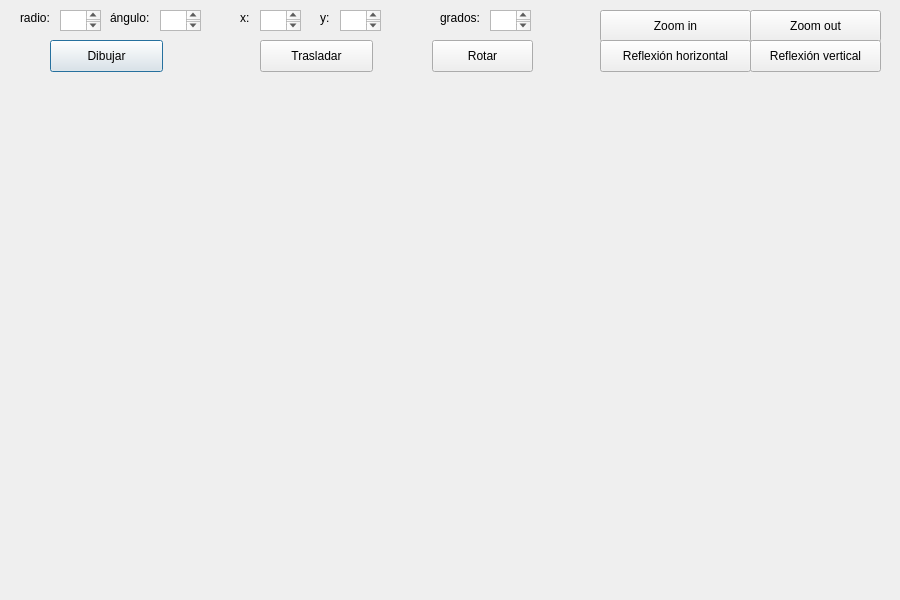
This is Pruebas-Tarea-5/arcos.ui in danielroa98/Quinto-Semestre as Qt 5 draws it before an edit. The edited form follows.
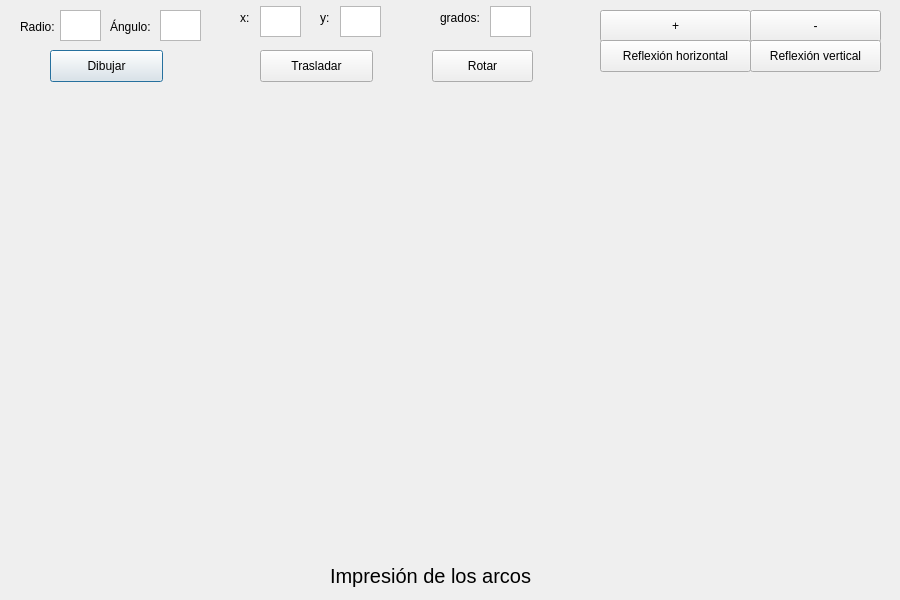
This is the edited form.

```diff
--- a/Pruebas-Tarea-5/arcos.ui
+++ b/Pruebas-Tarea-5/arcos.ui
@@ -17,26 +17,26 @@
    <property name="geometry">
     <rect>
      <x>20</x>
-     <y>10</y>
-     <width>41</width>
-     <height>16</height>
+     <y>16</y>
+     <width>51</width>
+     <height>21</height>
     </rect>
    </property>
    <property name="text">
-    <string>radio:</string>
+    <string>Radio:</string>
    </property>
   </widget>
   <widget class="QLabel" name="label_2">
    <property name="geometry">
     <rect>
      <x>110</x>
-     <y>10</y>
-     <width>51</width>
-     <height>16</height>
+     <y>16</y>
+     <width>61</width>
+     <height>21</height>
     </rect>
    </property>
    <property name="text">
-    <string>ángulo:</string>
+    <string>Ángulo:</string>
    </property>
   </widget>
   <widget class="QTextEdit" name="boxRadio">
@@ -45,7 +45,7 @@
      <x>60</x>
      <y>10</y>
      <width>41</width>
-     <height>21</height>
+     <height>31</height>
     </rect>
    </property>
   </widget>
@@ -55,7 +55,7 @@
      <x>160</x>
      <y>10</y>
      <width>41</width>
-     <height>21</height>
+     <height>31</height>
     </rect>
    </property>
   </widget>
@@ -66,7 +66,7 @@
    <property name="geometry">
     <rect>
      <x>50</x>
-     <y>40</y>
+     <y>50</y>
      <width>113</width>
      <height>32</height>
     </rect>
@@ -92,9 +92,9 @@
    <property name="geometry">
     <rect>
      <x>260</x>
-     <y>10</y>
+     <y>6</y>
      <width>41</width>
-     <height>21</height>
+     <height>31</height>
     </rect>
    </property>
   </widget>
@@ -115,9 +115,9 @@
    <property name="geometry">
     <rect>
      <x>340</x>
-     <y>10</y>
+     <y>6</y>
      <width>41</width>
-     <height>21</height>
+     <height>31</height>
     </rect>
    </property>
   </widget>
@@ -125,7 +125,7 @@
    <property name="geometry">
     <rect>
      <x>260</x>
-     <y>40</y>
+     <y>50</y>
      <width>113</width>
      <height>32</height>
     </rect>
@@ -138,7 +138,7 @@
    <property name="geometry">
     <rect>
      <x>432</x>
-     <y>40</y>
+     <y>50</y>
      <width>101</width>
      <height>32</height>
     </rect>
@@ -157,7 +157,7 @@
     </rect>
    </property>
    <property name="text">
-    <string>Zoom in</string>
+    <string>+</string>
    </property>
   </widget>
   <widget class="QPushButton" name="pushButton_5">
@@ -170,7 +170,7 @@
     </rect>
    </property>
    <property name="text">
-    <string>Zoom out</string>
+    <string>-</string>
    </property>
   </widget>
   <widget class="QPushButton" name="pushButton_6">
@@ -203,9 +203,9 @@
    <property name="geometry">
     <rect>
      <x>490</x>
-     <y>10</y>
+     <y>6</y>
      <width>41</width>
-     <height>21</height>
+     <height>31</height>
     </rect>
    </property>
   </widget>
@@ -222,6 +222,24 @@
     <string>grados:</string>
    </property>
   </widget>
+  <widget class="QLabel" name="label_6">
+   <property name="geometry">
+    <rect>
+     <x>330</x>
+     <y>550</y>
+     <width>211</width>
+     <height>51</height>
+    </rect>
+   </property>
+   <property name="font">
+    <font>
+     <pointsize>15</pointsize>
+    </font>
+   </property>
+   <property name="text">
+    <string>Impresión de los arcos</string>
+   </property>
+  </widget>
  </widget>
  <resources/>
  <connections/>
```
